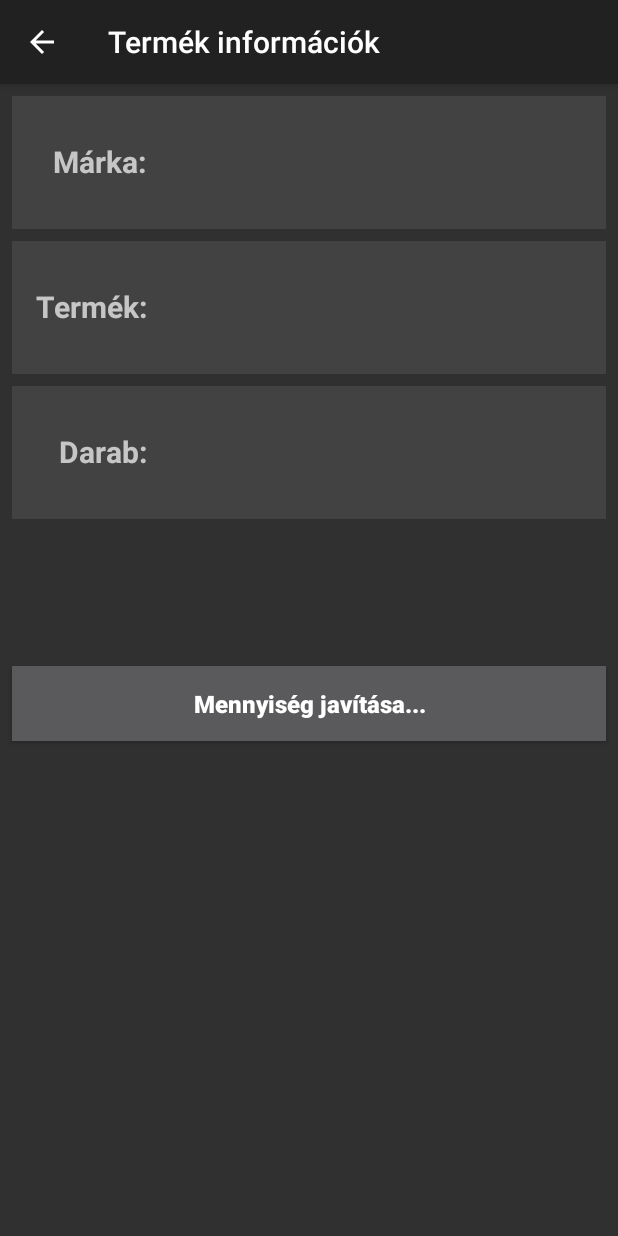
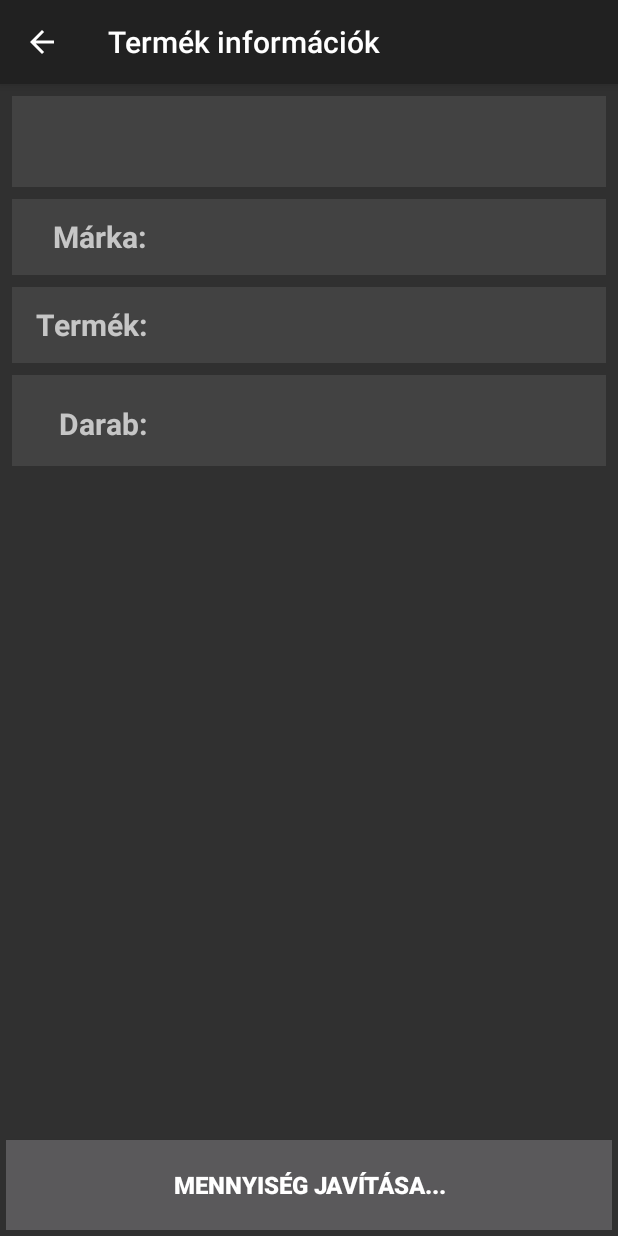
Before and after one commit to sandormatok/OEM_Keszlet, an Android app: the DetailsActivity screen opened directly, with no data from a screen before it, on a phone screen of 412 x 824 dp. Run offline under Robolectric (Android 15) with nearby library versions, the phone set to English and light mode, and no system bars; 10 statements that could not run were skipped.

Commit message:
OEM_Készlet
ver: v1

changelog:
- termékinformációk ok
- rezgés, ha ismeretlen a vonalkód
- rezgés, ha duplán akar valamit felvinni
-- (rendelésnél inkább kérdezze meg, hogy összeadja-e az előzőekkel és írja ki a rendelt mennyiséget)

még hátra van:
- ListView formázása, törlés és módosítás gomb
- Post request (mennyiség)
- gyorsmód

```diff
--- a/app/build.gradle
+++ b/app/build.gradle
@@ -2,7 +2,7 @@ apply plugin: 'com.android.application'
 
 android {
     compileSdkVersion 24
-    buildToolsVersion "24.0.1"
+    buildToolsVersion "24.0.3"
 
     defaultConfig {
         applicationId "com.google.android.gms.oem.raktari.keszlet"
@@ -25,7 +25,7 @@ dependencies {
     compile 'com.android.support:support-v4:24.2.1'
     compile 'com.android.support:design:24.2.1'
 
-    compile 'com.google.android.gms:play-services-vision:9.4.0'
+    compile 'com.google.android.gms:play-services-vision:9.6.1'
 
     compile 'com.mcxiaoke.volley:library-aar:1.0.0'
 }
--- a/app/src/main/java/com/google/android/gms/oem/bolti/keszlet/BarcodeCaptureActivity.java
+++ b/app/src/main/java/com/google/android/gms/oem/bolti/keszlet/BarcodeCaptureActivity.java
@@ -72,6 +72,7 @@ public final class BarcodeCaptureActivity extends AppCompatActivity {
     // constants used to pass extra data in the intent
     public static final String AutoFocus = "AutoFocus";
     public static final String UseFlash = "UseFlash";
+    public static final String FastMode = "FastMode";
     public static final String BarcodeObject = "Barcode";
 
     private CameraSource mCameraSource;
--- a/app/src/main/java/com/google/android/gms/oem/bolti/keszlet/DetailsActivity.java
+++ b/app/src/main/java/com/google/android/gms/oem/bolti/keszlet/DetailsActivity.java
@@ -21,7 +21,7 @@ import static com.google.android.gms.oem.bolti.keszlet.R.id.termekValue;
 
 public class DetailsActivity extends AppCompatActivity {
 
-    private TextView markaValueTextView, termekValueTextView, mennyisegValueTextView;
+    private TextView markaValueTextView, termekValueTextView, mennyisegValueTextView, vonalkodValueTextView;
     private String m_Text,m_Text2 = "";
 
     @Override
@@ -31,19 +31,7 @@ public class DetailsActivity extends AppCompatActivity {
         setTitle("Termék információk");
         getSupportActionBar().setDisplayHomeAsUpEnabled(true);
 
-/*
-        intent.putExtra("positionExtra",position);
-        intent.putExtra("itemExtra",item);
-        intent.putExtra("barcodeExtra",barcodeArray);
-        intent.putExtra("dbExtra",mennyisegArray);
-        intent.putExtra("markaExtra",termekArray);
-        intent.putExtra("termekExtra",mergedArray);
-  */
-
-
         Intent intent  = getIntent();
-        //int position = intent.getIntExtra("positionExtra",0);
-        //String item = intent.getIntExtra("itemExtra");
         Bundle extras = intent.getExtras();
 
         String item = extras.getString("itemExtra");
@@ -52,18 +40,6 @@ public class DetailsActivity extends AppCompatActivity {
         String[] mennyisegArray = extras.getStringArray("dbExtra");
         String[] markaArray = extras.getStringArray("markaExtra");
         String[] termekArray = extras.getStringArray("termekExtra");
-
-
-        //String darab = extras.getString("dbExtra");
-        //String marka = extras.getString("markaExtra");
-        //String termek = extras.getString("termekExtra");
-
-        //Toast.makeText(getApplicationContext(),position+","+item+";"+marka+","+termek+","+darab, Toast.LENGTH_LONG).show();
-
-
-        //textView.setText(mTestArray[]);
-
-
 
         markaValueTextView = (TextView)findViewById(R.id.markaValue);
         markaValueTextView.setText(markaArray[position]);
@@ -74,24 +50,16 @@ public class DetailsActivity extends AppCompatActivity {
         mennyisegValueTextView = (TextView)findViewById(R.id.mennyisegValue);
         mennyisegValueTextView.setText(mennyisegArray[position]);
 
+        vonalkodValueTextView = (TextView)findViewById(R.id.vonalkodValue);
+        vonalkodValueTextView.setText(barcodeArray[position]);
+
+
         //View changeButton = findViewById(R.id.enter_mennyiseg);
         //changeButton.setVisibility(View.GONE);
-
-
-
-
-
 
         }
 
     public void enter_mennyisegClick(View view) {
-        Toast toast= Toast.makeText(getApplicationContext(),"ENTER_MENNYISEG: PRESSED!", Toast.LENGTH_LONG);
-        toast.setGravity(Gravity.CENTER,0,0); toast.show();
-    }
-
-    public void onClick(View v) {
-        //MENNYISÉG JAVÍTÁSA KÉZZEL
-        if (v.getId() == R.id.enter_mennyiseg) {
         AlertDialog.Builder builder2 = new AlertDialog.Builder(this);
         builder2.setTitle("Írd be a számolt mennyiséget:");
         // Set up the input
@@ -117,14 +85,12 @@ public class DetailsActivity extends AppCompatActivity {
         });
         builder2.show();
     }
-    }
 
     //ActionBar Back ne nullázza az activity-t!!
     @Override
     public boolean onOptionsItemSelected(MenuItem item) {
         switch (item.getItemId()) {
             case android.R.id.home:
-                Toast.makeText(getApplicationContext(),"Vissza:működik!", Toast.LENGTH_SHORT).show();
                 super.onBackPressed();
                 break;
         }
--- a/app/src/main/res/layout/activity_details.xml
+++ b/app/src/main/res/layout/activity_details.xml
@@ -14,7 +14,26 @@
         android:layout_width="fill_parent"
         android:id="@+id/tableLayout1"
         android:layout_height="match_parent"
-        android:layout_alignBottom="@+id/fakeView">
+        android:layout_above="@+id/enter_mennyiseg">
+
+        <TableRow
+            android:layout_width="fill_parent"
+            android:layout_height="fill_parent"
+            android:layout_margin="4dp"
+            android:background="?attr/colorBackgroundFloating">
+            <TextView
+                android:id="@+id/vonalkodValue"
+                android:gravity="center"
+                android:minLines="2"
+                android:text=""
+                android:layout_height="wrap_content"
+                android:layout_width="0dp"
+                android:layout_weight="1"
+                android:textAlignment="center"
+                android:textStyle="normal|bold"
+                android:textSize="24sp" />
+        </TableRow>
+
         <TableRow
             android:layout_width="fill_parent"
             android:layout_height="fill_parent"
@@ -24,7 +43,7 @@
             <TextView
                 android:id="@+id/markaLabel"
                 android:gravity="center"
-                android:minLines="3"
+                android:minLines="1"
                 android:text="Márka:  "
                 android:layout_height="wrap_content"
                 android:layout_width="0dp"
@@ -36,8 +55,8 @@
             <TextView
                 android:id="@+id/markaValue"
                 android:gravity="center"
-                android:minLines="4"
-                android:textSize="18sp"
+                android:minLines="2"
+                android:textSize="20sp"
                 android:layout_height="wrap_content"
                 android:layout_width="0dp"
                 android:layout_weight="3"
@@ -52,7 +71,7 @@
             <TextView
                 android:id="@+id/termekLabel"
                 android:gravity="center"
-                android:minLines="3"
+                android:minLines="1"
                 android:text="Termék:  "
                 android:layout_height="wrap_content"
                 android:layout_width="0dp"
@@ -63,8 +82,8 @@
             <TextView
                 android:id="@+id/termekValue"
                 android:gravity="center"
-                android:minLines="4"
-                android:textSize="18sp"
+                android:minLines="2"
+                android:textSize="20sp"
                 android:layout_height="wrap_content"
                 android:layout_width="0dp"
                 android:layout_weight="3"
@@ -79,7 +98,7 @@
             <TextView
                 android:id="@+id/mennyisegLabel"
                 android:gravity="center"
-                android:minLines="3"
+                android:minLines="1"
                 android:text="Darab:  "
                 android:layout_height="wrap_content"
                 android:layout_width="0dp"
@@ -90,8 +109,8 @@
             <TextView
                 android:id="@+id/mennyisegValue"
                 android:gravity="center"
-                android:minLines="4"
-                android:textSize="18sp"
+                android:minLines="2"
+                android:textSize="24sp"
                 android:layout_height="wrap_content"
                 android:layout_width="0dp"
                 android:layout_weight="3"
@@ -109,19 +128,18 @@
     <Button
         android:layout_width="wrap_content"
         android:onClick="enter_mennyisegClick"
-        android:layout_height="50dp"
-        android:layout_margin="4dp"
+        android:layout_height="60dp"
         android:text="@string/enter_mennyiseg"
         android:id="@+id/enter_mennyiseg"
         android:textSize="16sp"
         android:textColor="@android:color/background_light"
         android:textStyle="normal|bold"
         android:background="?attr/colorButtonNormal"
-        android:layout_below="@+id/tableLayout1"
-        android:layout_alignParentLeft="true"
-        android:layout_alignParentStart="true"
+        android:textAllCaps="false"
+        android:layout_alignParentBottom="true"
         android:layout_alignParentRight="true"
         android:layout_alignParentEnd="true"
-        android:textAllCaps="false" />
+        android:layout_alignParentLeft="true"
+        android:layout_alignParentStart="true" />
 
 </RelativeLayout>
--- a/app/src/main/res/values/strings.xml
+++ b/app/src/main/res/values/strings.xml
@@ -8,8 +8,8 @@
     <string name="barcode_header"></string>
     <string name="read_barcode">BEOLVASÁS</string>
     <string name="enter_barcode">BEÍRÁS</string>
-    <string name="enter_mennyiseg">Mennyiség javítása...</string>
-    <string name="status_message">Válassz területet és üzletet:</string>
+    <string name="enter_mennyiseg">MENNYISÉG JAVÍTÁSA...</string>
+    <string name="status_message">VÁLASSZ TERÜLETET ÉS ÜZLETET</string>
     <string name="auto_focus">Autófókusz</string>
     <string name="use_flash">Vaku</string>
     <string name="barcode_success">Vonalkód beolvasva!</string>
@@ -19,7 +19,7 @@
     <string name="results_termek">\nTermék:\t</string>
     <string name="results_ar">\nKészlet:\t</string>
     <string name="boltok_prompt">Válassz boltot!</string>
-    <string name="spinner_prompt">Válassz területet és üzletet:</string>
+    <string name="spinner_prompt">VÁLASSZ TERÜLETET ÉS ÜZLETET</string>
     <string name="termeknevEditTextString">Terméknév</string>
     <string name="mennyisegEditTextString">#</string>
     <string name="torlesImageButtonString">Törlés</string>
```
Also changed, not shown: app/src/main/java/com/google/android/gms/oem/bolti/keszlet/MainActivity.java (+28 -67 lines), app/src/main/res/layout-v17/activity_main.xml (+22 -13 lines), app/src/main/res/layout/multi_item_textview2.xml (renamed from app/src/main/res/layout/colmn_roe.xml), 949 other files. Lines whose indentation alone changed are shown as unchanged.
